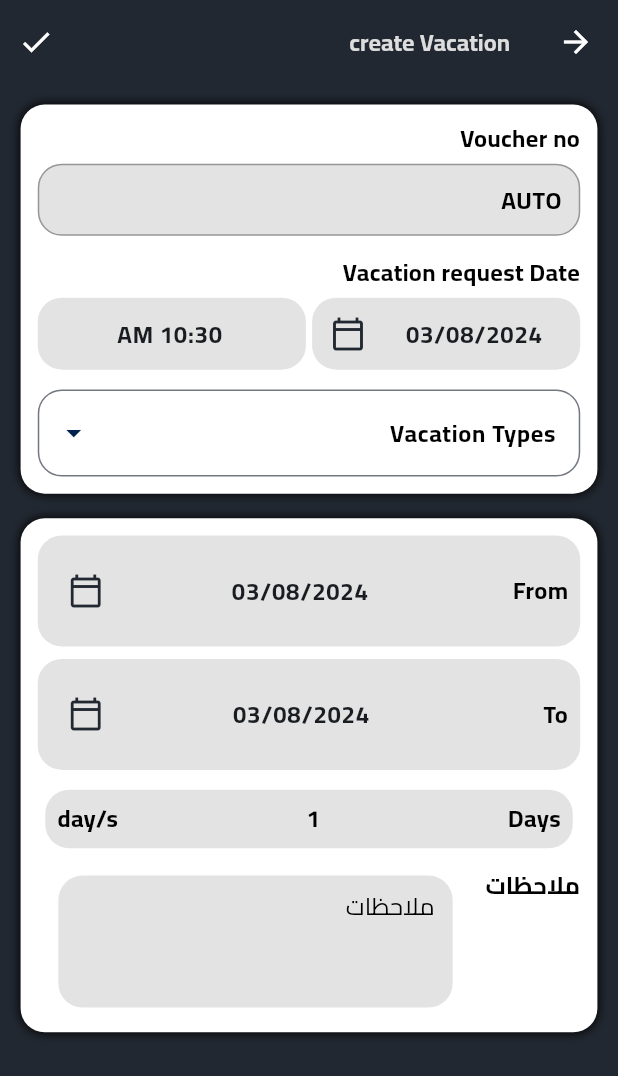
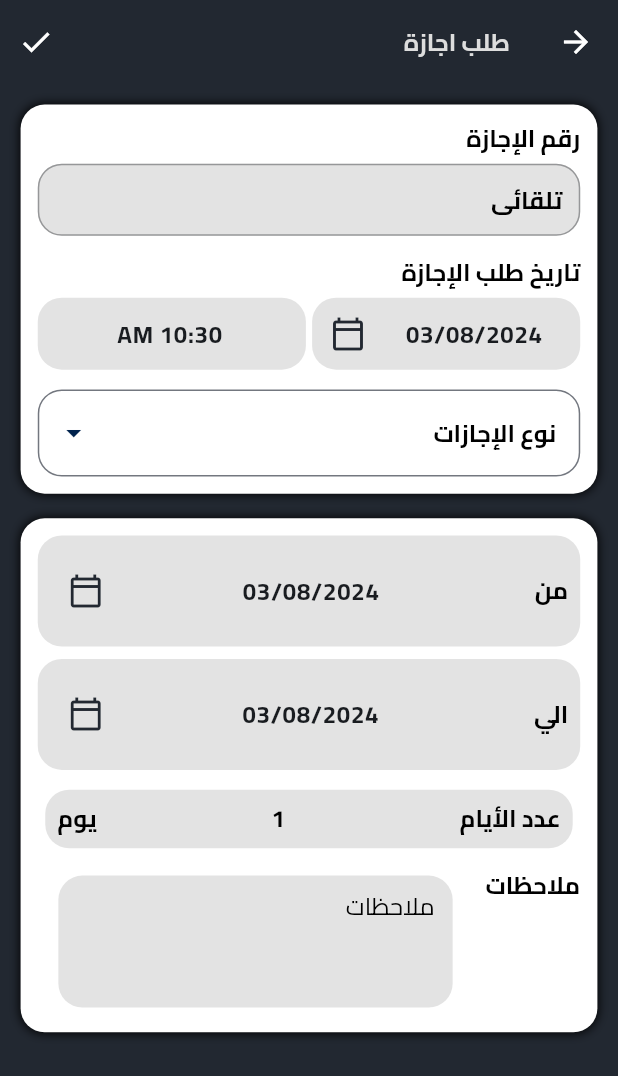
Before and after one commit to bishoy-girgis/easy-HR, a Flutter app: the CreateVacation screen opened by its route, on a phone screen of 412 x 824 dp. Shown: the top 1076 px of the screen. Run offline on Flutter 3.47's test engine with Material 3 defaults, Android fonts, the phone set to English and light mode, and no system bars; drawn by our look-alikes of dropdown_search; our stand-ins replace bloc, dartz, dio, equatable, flutter_bloc, flutter_easyloading and 7 more; accounts and stored records are empty; generated files the repository leaves out were written again.

Commit message:
localize create vacation

```diff
--- a/lib/Features/profileInfo/pages/profile_view.dart
+++ b/lib/Features/profileInfo/pages/profile_view.dart
@@ -1,10 +1,7 @@
-import 'package:easy_hr/Domain/entity/profile/profile_data_entity.dart';
-import 'package:flutter/cupertino.dart';
 import 'package:flutter/material.dart';
 import 'package:flutter_bloc/flutter_bloc.dart';
 import 'package:flutter_gen/gen_l10n/app_localizations.dart';
 import 'package:flutter_screenutil/flutter_screenutil.dart';
-import 'package:intl/intl.dart';
 import '../../../../Core/constants/app_colors.dart';
 import '../../../../Core/widgets/gap.dart';
 import '../../../../Core/widgets/text_builder.dart';
--- a/lib/Features/vacations/pages/create_vacation.dart
+++ b/lib/Features/vacations/pages/create_vacation.dart
@@ -6,7 +6,6 @@ import 'package:easy_hr/Features/vacations/widgets/voucher_main_data.dart';
 import 'package:flutter/material.dart';
 import 'package:flutter_bloc/flutter_bloc.dart';
 import 'package:flutter_screenutil/flutter_screenutil.dart';
-
 import '../../../Core/config/page_route_name.dart';
 import '../../../Core/constants/app_colors.dart';
 import '../../../Core/services/cache_helper.dart';
@@ -14,17 +13,18 @@ import '../../../Core/services/global_methods.dart';
 import '../../../Core/widgets/text_builder.dart';
 import '../../../main.dart';
 import 'package:flutter_gen/gen_l10n/app_localizations.dart';
-import 'package:flutter_gen/gen_l10n/app_localizations.dart';
+
 
 class CreateVacation extends StatelessWidget {
   const CreateVacation({super.key});
 
   @override
   Widget build(BuildContext context) {
+    var local = AppLocalizations.of(context)!;
     return Scaffold(
       appBar: AppBar(
-        title: const TextBuilder(
-          "create Vacation",
+        title:  TextBuilder(
+          local.createVacation,
           isHeader: true,
           color: AppColors.whiteColor,
         ),
--- a/lib/Features/vacations/widgets/select_date_vacation.dart
+++ b/lib/Features/vacations/widgets/select_date_vacation.dart
@@ -1,4 +1,4 @@
-import 'package:easy_hr/Core/constants/app_colors.dart';
+import 'package:flutter_gen/gen_l10n/app_localizations.dart';
 import 'package:easy_hr/Core/widgets/gap.dart';
 import 'package:easy_hr/Core/widgets/text_builder.dart';
 import 'package:easy_hr/Features/vacations/manager/vacation_cubit.dart';
@@ -51,6 +51,7 @@ class _SelectDateVacationState extends State<SelectDateVacation> {
 
   @override
   Widget build(BuildContext context) {
+    var local = AppLocalizations.of(context)!;
     return Container(
       padding: EdgeInsets.all(10.sp),
       decoration: BoxDecoration(
@@ -75,7 +76,7 @@ class _SelectDateVacationState extends State<SelectDateVacation> {
             ),
             child: Row(
               children: [
-                const TextBuilder("From"),
+                 TextBuilder(local.from,),
                 const GapW(w: 3),
                 Flexible(
                   child: DateDiffrenceWidget(onDateSelected: _onFromDateSelected),
@@ -93,7 +94,7 @@ class _SelectDateVacationState extends State<SelectDateVacation> {
             ),
             child: Row(
               children: [
-                const TextBuilder("To     "),
+                 TextBuilder(local.to),
                 const GapW(w: 3),
                 Flexible(
                   child: DateDiffrenceWidget(onDateSelected: _onToDateSelected),
@@ -112,11 +113,11 @@ class _SelectDateVacationState extends State<SelectDateVacation> {
             ),
             child: Row(
               children: [
-                const TextBuilder("Days"),
+                 TextBuilder(local.daysBalance),
                 const Spacer(),
                 TextBuilder("$differenceInDays"),
                 const Spacer(),
-                const TextBuilder("day/s"),
+                 TextBuilder(local.dayss),
               ],
             ),
           ),
--- a/lib/Features/vacations/widgets/vacation_item.dart
+++ b/lib/Features/vacations/widgets/vacation_item.dart
@@ -1,6 +1,6 @@
 import 'package:flutter/material.dart';
 import 'package:flutter_screenutil/flutter_screenutil.dart';
-
+import 'package:flutter_gen/gen_l10n/app_localizations.dart';
 import '../../../Core/constants/app_colors.dart';
 import '../../../Core/constants/app_constants.dart';
 import '../../../Core/widgets/gap.dart';
@@ -13,6 +13,7 @@ class VacationItem extends StatelessWidget {
 
   @override
   Widget build(BuildContext context) {
+    var local = AppLocalizations.of(context)!;
     return Container(
       padding: EdgeInsets.symmetric(
           vertical: 10.h, horizontal: 12.w),
--- a/lib/Features/vacations/widgets/vacation_type_widget.dart
+++ b/lib/Features/vacations/widgets/vacation_type_widget.dart
@@ -3,7 +3,7 @@ import 'package:flutter/cupertino.dart';
 import 'package:dropdown_search/dropdown_search.dart';
 import 'package:flutter/material.dart';
 import 'package:flutter_screenutil/flutter_screenutil.dart';
-
+import 'package:flutter_gen/gen_l10n/app_localizations.dart';
 import '../../../Core/constants/app_colors.dart';
 import '../../../Core/services/cache_helper.dart';
 import '../../../Core/widgets/text_builder.dart';
@@ -21,6 +21,7 @@ class VacationTypeWidget extends StatelessWidget {
 
   @override
   Widget build(BuildContext context) {
+    var local = AppLocalizations.of(context)!;
     return Row(
       mainAxisAlignment: MainAxisAlignment.spaceAround,
       children: [
@@ -59,8 +60,8 @@ class VacationTypeWidget extends StatelessWidget {
               ),
               textAlignVertical: TextAlignVertical.center,
               dropdownSearchDecoration: InputDecoration(
-                  label: const TextBuilder(
-                    "Vacation Types",
+                  label:  TextBuilder(
+                    local.vacationTypes,
                     fontSize: 14,
                     maxLines: 2,
                   ),
--- a/lib/Features/vacations/widgets/voucher_main_data.dart
+++ b/lib/Features/vacations/widgets/voucher_main_data.dart
@@ -5,7 +5,7 @@ import 'package:easy_hr/Features/vacations/widgets/vacation_type_widget.dart';
 import 'package:flutter/material.dart';
 import 'package:flutter_bloc/flutter_bloc.dart';
 import 'package:flutter_screenutil/flutter_screenutil.dart';
-import '../../../Core/constants/app_colors.dart';
+import 'package:flutter_gen/gen_l10n/app_localizations.dart';
 import '../../../Core/widgets/custom_text_form_field.dart';
 import '../../../Core/widgets/gap.dart';
 import '../../../Core/widgets/text_builder.dart';
@@ -15,6 +15,7 @@ class VoucherMainData extends StatelessWidget {
 
   @override
   Widget build(BuildContext context) {
+    var local = AppLocalizations.of(context)!;
     return Container(
       padding: EdgeInsets.all(10.sp),
       decoration: BoxDecoration(
@@ -29,19 +30,19 @@ class VoucherMainData extends StatelessWidget {
       child:  Column(
         crossAxisAlignment: CrossAxisAlignment.start,
         children: [
-          const TextBuilder(
-            "Voucher no",
+           TextBuilder(
+            local.vacationNumber,
             isHeader: true,
           ),
-          const CustomTextFormField(
-            labelText: "AUTO",
+           CustomTextFormField(
+            labelText: local.auto,
             centerContent: true,
             isLabelBold: true,
             isClickable: false,
           ),
           const GapH(h: 1),
-          const TextBuilder(
-            "Vacation request Date",
+           TextBuilder(
+            local.vacationRequestDate,
             isHeader: true,
           ),
           const Row(
--- a/lib/l10n/app_ar.arb
+++ b/lib/l10n/app_ar.arb
@@ -54,5 +54,13 @@
   "days": "يوم",
   "sar": "ريال سعودي",
   "to": "الي",
-  "notes" : "ملاحظات"
+  "notes" : "ملاحظات",
+  "vacationNumber": "رقم الإجازة",
+  "vacationRequestDate": "تاريخ طلب الإجازة",
+  "vacationTypes": "نوع الإجازات",
+  "from": "من",
+  "daysBalance": "عدد الأيام",
+  "dayss": "يوم",
+  "auto" : "تلقائى",
+  "createVacation" : "طلب اجازة"
 }
--- a/lib/l10n/app_en.arb
+++ b/lib/l10n/app_en.arb
@@ -65,5 +65,13 @@
     "days": "Days",
     "sar": "SAR",
     "to": "To",
-    "notes" : "Notes"
+    "notes" : "Notes",
+    "vacationNumber" : "Vacation No",
+    "vacationRequestDate" : "Vacation Request Date",
+    "vacationTypes" : "Vacation Types",
+    "from" : "From",
+    "daysBalance" : "Days",
+    "dayss" : "day/s",
+    "auto" : "Auto",
+    "createVacation" : "Create Vacation"
 }
```
Also changed, not shown: lib/l10n/l10n.dart (line endings or trailing spaces).
